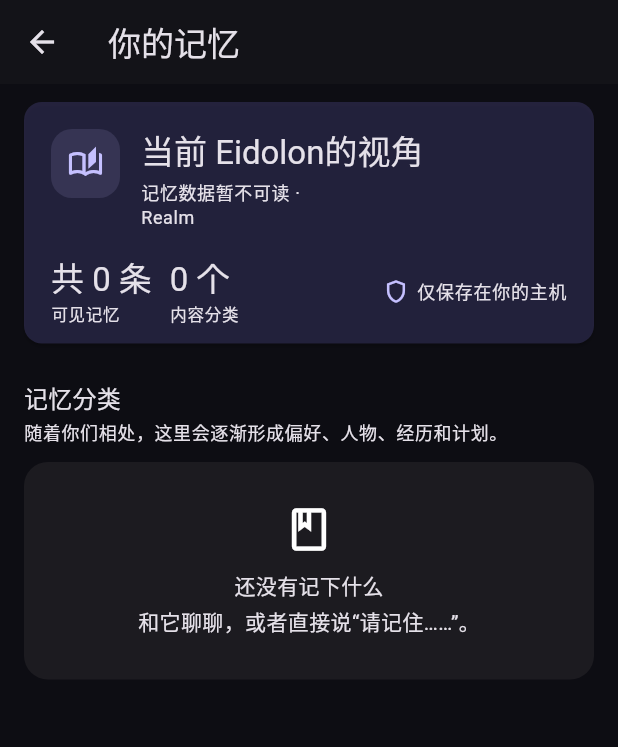
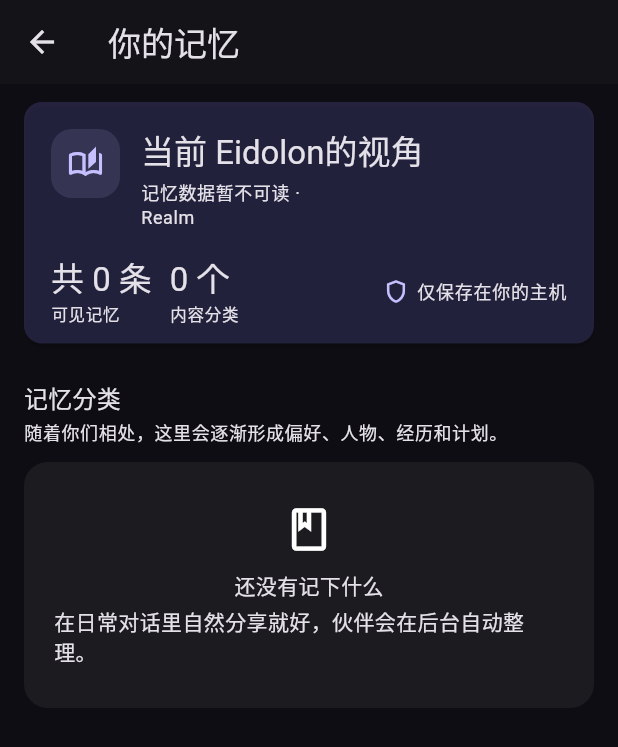
Before and after one commit to eidolon-os/eidolon_client_mobile, a Flutter app: the MemoryLibraryPage screen opened directly with empty values, on a phone screen of 412 x 824 dp. Shown: the top 747 px of the screen. Run offline on Flutter 3.47's test engine with Material 3 defaults, Android fonts, the phone set to English and light mode, and no system bars; our stand-ins replace connectivity_plus, image_picker, video_player; missing offline and left inert: cryptography, livekit_client.

Commit message:
fix(memory): describe automatic background capture

```diff
--- a/lib/src/management/memory_library_page.dart
+++ b/lib/src/management/memory_library_page.dart
@@ -463,7 +463,7 @@ class _EmptyMemory extends StatelessWidget {
             SizedBox(height: 10),
             Text('还没有记下什么'),
             SizedBox(height: 4),
-            Text('和它聊聊，或者直接说“请记住……”。'),
+            Text('在日常对话里自然分享就好，伙伴会在后台自动整理。'),
           ],
         ),
       );
```
Also changed, not shown: 1 other file.
